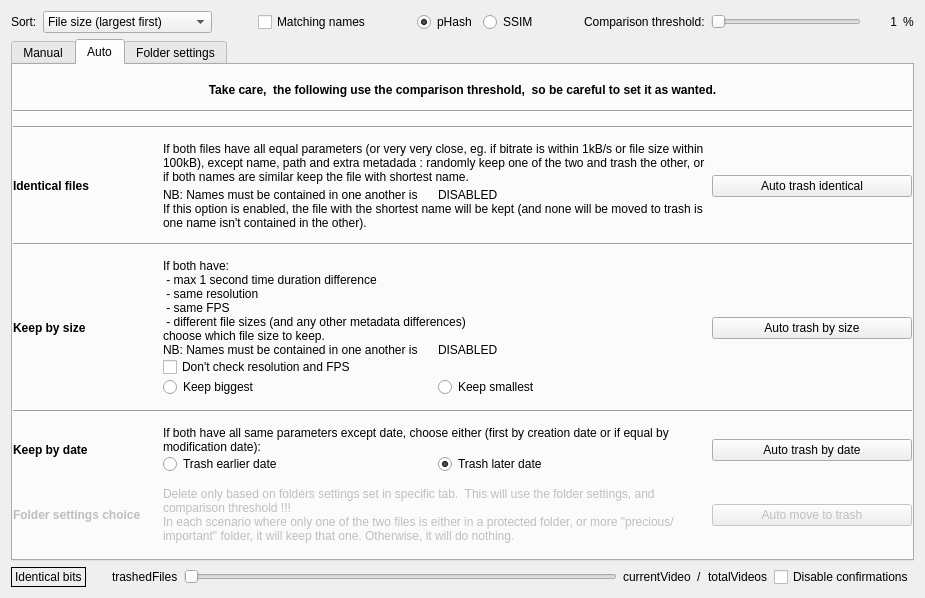
theophanemayaud/video-simili-duplicate-cleaner, file QtProject/app/comparison.ui: the form before one commit.
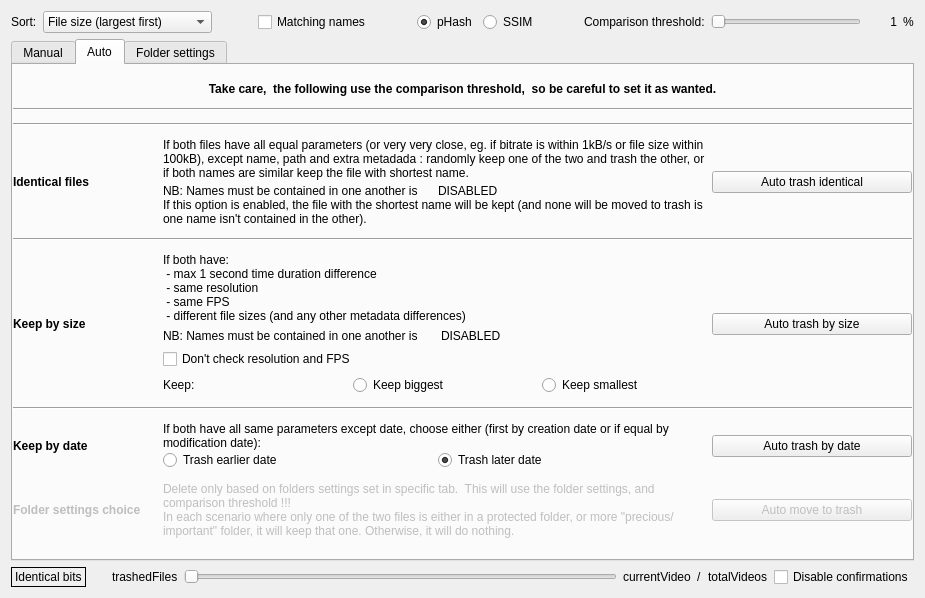
The form after the commit. The open tabs and pages were chosen to show the change. Custom widgets are drawn as their Qt base class.

Commit message:
fix(cleanup): polish size auto trash controls
Keep the size-choice radio buttons independent from date controls and make the default keep-biggest selection visible in the auto cleanup tab.

```diff
--- a/QtProject/app/comparison.ui
+++ b/QtProject/app/comparison.ui
@@ -1598,6 +1598,9 @@
            </item>
            <item>
             <layout class="QVBoxLayout" name="verticalLayout_7">
+             <property name="spacing">
+              <number>6</number>
+             </property>
              <item>
               <widget class="QLabel" name="label_5">
                <property name="lineWidth">
@@ -1608,8 +1611,7 @@
  - max 1 second time duration difference
  - same resolution
  - same FPS
- - different file sizes (and any other metadata differences)
-choose which file size to keep.</string>
+ - different file sizes (and any other metadata differences)</string>
                </property>
               </widget>
              </item>
@@ -1643,6 +1645,16 @@
              </item>
              <item>
               <layout class="QHBoxLayout" name="horizontalLayout_onlySizeDiffersChoice">
+               <property name="spacing">
+                <number>20</number>
+               </property>
+               <item>
+                <widget class="QLabel" name="label_onlySizeDiffersKeep">
+                 <property name="text">
+                  <string>Keep:</string>
+                 </property>
+                </widget>
+               </item>
                <item>
                 <widget class="QRadioButton" name="radioButton_onlySizeDiffers_keepBiggest">
                  <property name="text">
```
The commit also changes 1 other file.
